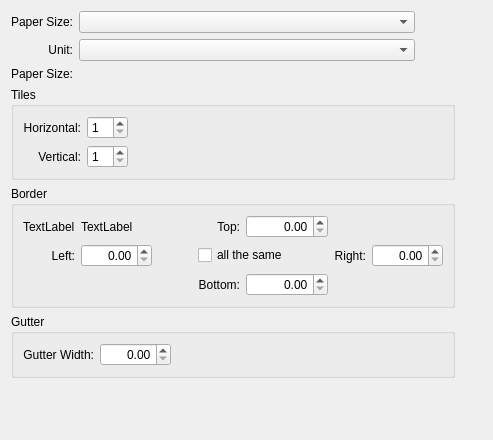
This is clayout.ui in birkeh/picturePrint as Qt 5 draws it before an edit. The edited form follows.
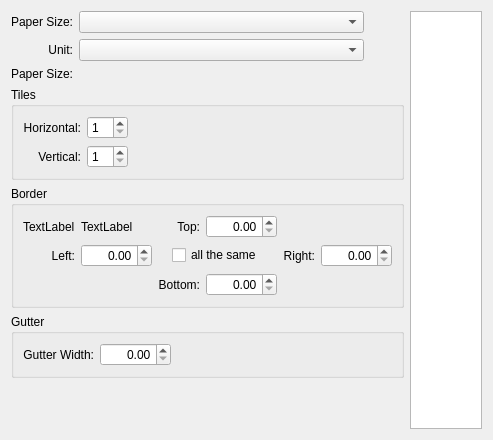
This is the edited form.

Commit message: switched layout to QGraphicsScene

Patch:
```diff
--- a/clayout.ui
+++ b/clayout.ui
@@ -15,7 +15,7 @@
   </property>
   <layout class="QGridLayout" name="gridLayout">
    <item row="0" column="0">
-    <layout class="QHBoxLayout" name="horizontalLayout" stretch="0,1">
+    <layout class="QHBoxLayout" name="horizontalLayout" stretch="0,0">
      <item>
       <layout class="QVBoxLayout" name="verticalLayout">
        <item>
@@ -347,11 +347,7 @@
       </layout>
      </item>
      <item>
-      <widget class="QLabel" name="m_lpLayoutPreview">
-       <property name="text">
-        <string/>
-       </property>
-      </widget>
+      <widget class="QGraphicsView" name="m_lpLayoutPreview"/>
      </item>
     </layout>
    </item>
```
The commit also changes 7 other files.
